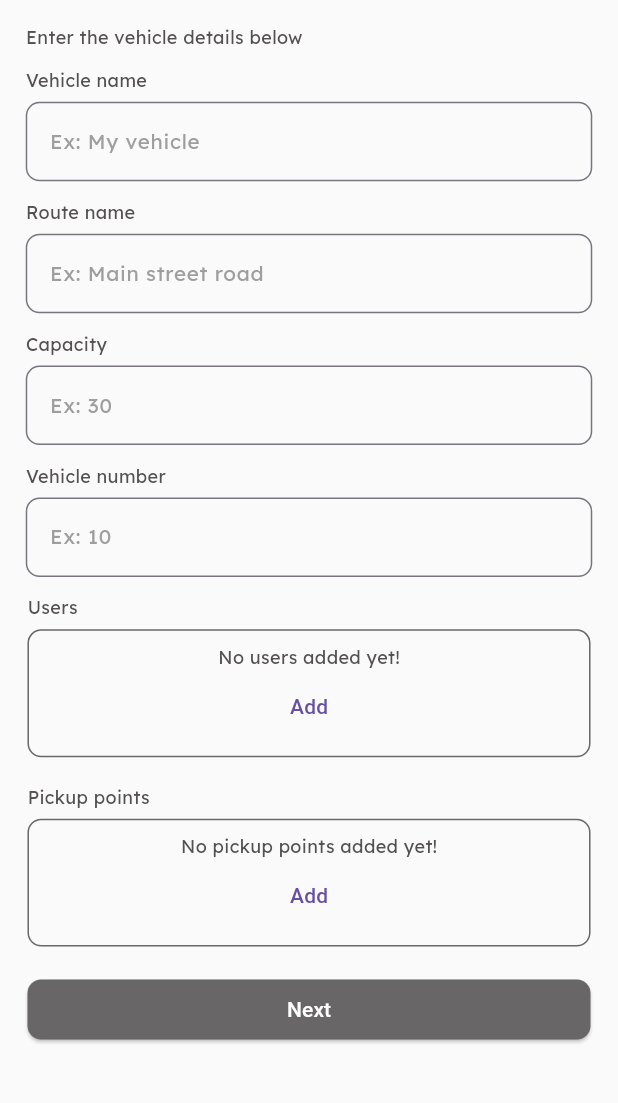
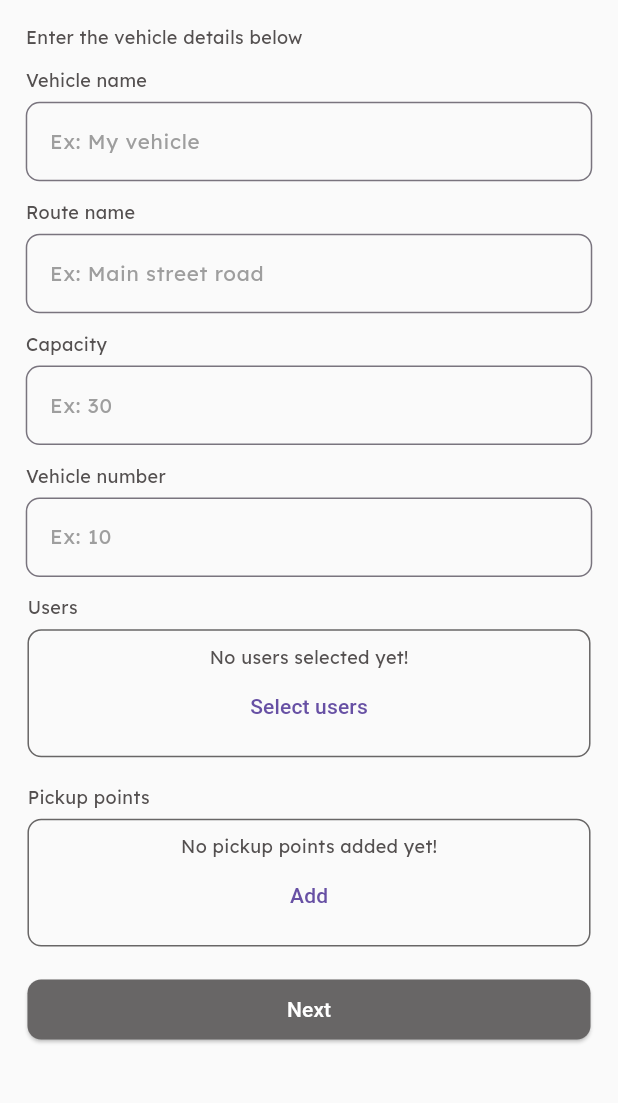
Before and after one commit to hayanbeigh0/vtrack_v1, a Flutter app: the CreateVehiclePage screen opened by its route, on a phone screen of 412 x 824 dp, the part 60-1163 px from its top. Run offline on Flutter 3.47's test engine with Material 3 defaults, Android fonts, the phone set to English and light mode, and no system bars; our stand-ins replace another_flushbar, auto_route, dartz, dio, flutter_bloc, flutter_screenutil and 8 more; missing offline and left inert: google_maps_place_picker_mb; accounts and stored records are empty; statements that could not run were skipped.

Commit message:
fix: text

```diff
--- a/lib/presentation/vehicles/widgets/create_vehicle_form.dart
+++ b/lib/presentation/vehicles/widgets/create_vehicle_form.dart
@@ -54,6 +54,10 @@ class _CreateVehicleFormState extends State<CreateVehicleForm> {
         ),
         BlocProvider<VehicleCubit>(
           create: (context) => getIt<VehicleCubit>(),
+        ),
+        BlocProvider<AddVehicleUsersCubit>(
+          create: (context) =>
+              getIt<AddVehicleUsersCubit>()..getLocalVehicleUsersList(),
         ),
       ],
       child: BlocConsumer<VehicleFormBloc, VehicleFormState>(
@@ -177,16 +181,44 @@ class _CreateVehicleFormState extends State<CreateVehicleForm> {
                       child: Visibility(
                         visible: state.vehicle.users.isNotEmpty,
                         replacement: Center(
-                          child: Column(
-                            children: [
-                              const Text('No users added yet!'),
-                              TextButton(
-                                onPressed: () async {
-                                  await showAddUsersSheet(context);
+                          child: BlocBuilder<AddVehicleUsersCubit,
+                              AddVehicleUsersState>(
+                            builder: (context, state) {
+                              return state.maybeMap(
+                                orElse: () => const SizedBox(),
+                                done: (value) {
+                                  return Column(
+                                    children: [
+                                      if (value.selectedUsersForVehicle.isEmpty)
+                                        const Text('No users selected yet!'),
+                                      if (value
+                                          .selectedUsersForVehicle.isNotEmpty)
+                                        Text(
+                                          '${value.selectedUsersForVehicle.length} user${value.selectedUsersForVehicle.length > 1 ? 's' : ''} selected',
+                                        ),
+                                      TextButton(
+                                        onPressed: () async {
+                                          showAddUsersSheet(context).then(
+                                            (value) {
+                                              BlocProvider.of<
+                                                          AddVehicleUsersCubit>(
+                                                      context)
+                                                  .getLocalVehicleUsersList();
+                                            },
+                                          );
+                                        },
+                                        child: Text(
+                                          value.selectedUsersForVehicle
+                                                  .isNotEmpty
+                                              ? 'Select more users'
+                                              : 'Select users',
+                                        ),
+                                      ),
+                                    ],
+                                  );
                                 },
-                                child: const Text('Add'),
-                              ),
-                            ],
+                              );
+                            },
                           ),
                         ),
                         child: Column(
```
